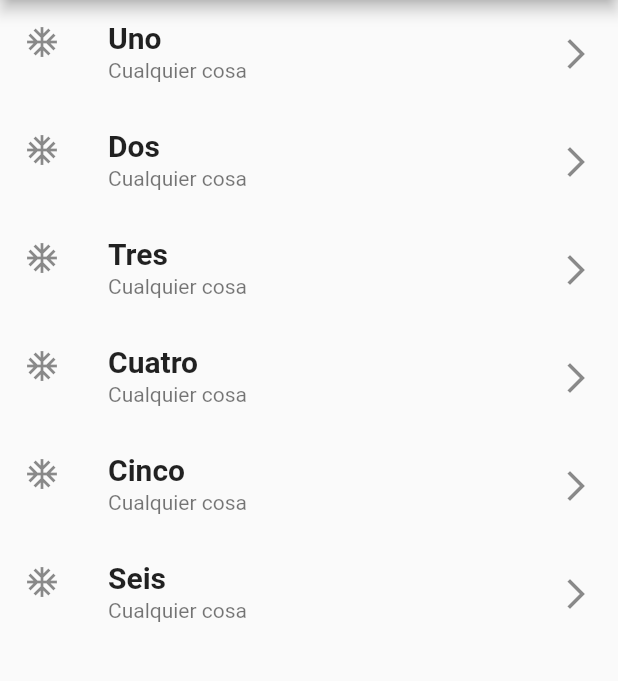
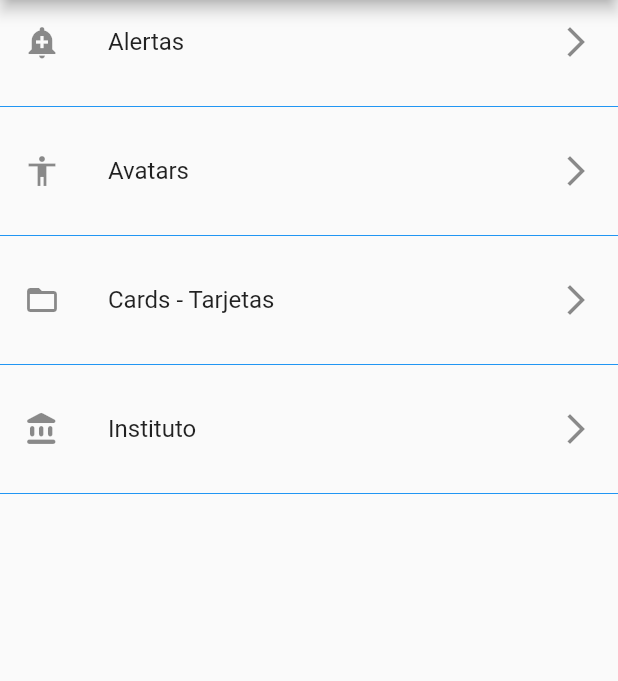
Before and after one commit to fidoguido/componentes5b, a Flutter app: the screen it shows after launch, on a phone screen of 412 x 824 dp, the part 84-765 px from its top. Run offline on Flutter 3.47's test engine with Material 2 defaults, Android fonts, the phone set to English and light mode, and no system bars.

Commit message:
rutas y alerts

```diff
--- /dev/null
+++ b/data/menu_opts.json
@@ -0,0 +1,25 @@
+{
+    "nombreApp" : "Componentes",
+    "rutas" : [
+        {
+            "ruta" : "alert",
+            "icon" : "add_alert",
+            "texto": "Alertas"
+        },
+        {
+            "ruta" : "avatar",
+            "icon" : "accessibility",
+            "texto": "Avatars"
+        },
+        {
+            "ruta" : "cards",
+            "icon" : "folder_open",
+            "texto": "Cards - Tarjetas"
+        },
+        {
+            "ruta" : "instituto",
+            "icon" : "account_balance_rounded",
+            "texto": "Instituto"
+        }
+    ]
+}
--- a/lib/src/app.dart
+++ b/lib/src/app.dart
@@ -1,10 +1,18 @@
+import 'package:componentes/src/routes/routes.dart';
 import 'package:flutter/material.dart';
-import 'package:componentes/src/pages/home_page.dart';
+
+import 'package:componentes/src/pages/alerts_page.dart';
 
 class MyApp extends StatelessWidget {
   @override
   Widget build(BuildContext context) => MaterialApp(
         title: 'Componentes App',
-        home: HomePage(),
+        //home: HomePage(),
+        initialRoute: '/',
+        routes: getApplicationsRoutes(),
+        onGenerateRoute: (RouteSettings sttings) {
+          print('Ruta llamada: {$sttings.name}');
+          return MaterialPageRoute(builder: (context) => AlertsPage());
+        },
       );
 }
--- a/lib/src/pages/home_page.dart
+++ b/lib/src/pages/home_page.dart
@@ -1,34 +1,55 @@
 import 'package:flutter/material.dart';
 
+import 'package:componentes/src/providers/menu_provider.dart';
+import 'package:componentes/src/utils/icon_string_util.dart';
+
 class HomePage extends StatelessWidget {
-  final opciones = ['Uno', 'Dos', 'Tres', 'Cuatro', 'Cinco', 'Seis'];
-
   @override
   Widget build(BuildContext context) {
     return Scaffold(
       appBar: AppBar(
         title: Text('Componentes'),
       ),
-      body: ListView(
-        children: _crearItemes(),
-      ),
+      body: _lista(),
     );
   }
 
-  List<Widget> _crearItemes() {
-    List<Widget> lista = new List<Widget>();
-    for (var item in opciones) {
-      final temp = ListTile(
-        title: Text(
-          item,
-          style: TextStyle(fontWeight: FontWeight.bold, fontSize: 20.0),
-        ),
-        subtitle: Text('Cualquier cosa'),
-        leading: Icon(Icons.ac_unit_outlined),
-        trailing: Icon(Icons.arrow_forward_ios_outlined),
-      );
-      lista.add(temp);
-    }
-    return lista;
+  Widget _lista() {
+    return FutureBuilder(
+      future: menuProvider.cargarData(),
+      initialData: [],
+      builder: (context, AsyncSnapshot<List<dynamic>> spanshot) {
+        return ListView(
+          children: _crearListaItem(spanshot.data, context),
+        );
+      },
+    );
   }
 }
+
+List<Widget> _crearListaItem(List<dynamic> data, BuildContext context) {
+  final List<Widget> opciones = [];
+
+  data.forEach((item) {
+    final widgetTemp = ListTile(
+      title: Text(item['texto']),
+      leading: getIcon(item['icon']),
+      trailing: Icon(Icons.arrow_forward_ios),
+      onTap: () {
+        Navigator.pushNamed(context, item['ruta']);
+      },
+    );
+    /*
+    opciones.add(widgetTemp);
+    opciones.add(Divider());
+    */
+    opciones
+      ..add(widgetTemp)
+      ..add(Divider(
+        height: 30.0,
+        color: Colors.blue,
+      ));
+  });
+
+  return opciones;
+}
--- /dev/null
+++ b/lib/src/routes/routes.dart
@@ -0,0 +1,15 @@
+import 'package:flutter/material.dart';
+
+import 'package:componentes/src/pages/home_page.dart';
+import 'package:componentes/src/pages/alerts_page.dart';
+import 'package:componentes/src/pages/avatars_page.dart';
+import 'package:componentes/src/pages/cards_page.dart';
+
+Map<String, WidgetBuilder> getApplicationsRoutes() {
+  return <String, WidgetBuilder>{
+    '/': (BuildContext context) => HomePage(),
+    'alert': (BuildContext context) => AlertsPage(),
+    'avatar': (BuildContext context) => AvatarPage(),
+    'cards': (BuildContext context) => CardsPage(),
+  };
+}
--- a/pubspec.yaml
+++ b/pubspec.yaml
@@ -45,7 +45,8 @@ flutter:
   uses-material-design: true
 
   # To add assets to your application, add an assets section, like this:
-  # assets:
+  assets:
+     - data/menu_opts.json
   #   - images/a_dot_burr.jpeg
   #   - images/a_dot_ham.jpeg
 
```
Also changed, not shown: lib/src/pages/alerts_page.dart (added, +62 -0 lines), lib/src/pages/avatars_page.dart (added, +15 -0 lines), lib/src/pages/cards_page.dart (added, +14 -0 lines), lib/src/pages/home_temp.dart (added, +34 -0 lines), lib/src/providers/menu_provider.dart (added, +17 -0 lines), lib/src/utils/icon_string_util.dart (added, +12 -0 lines).
